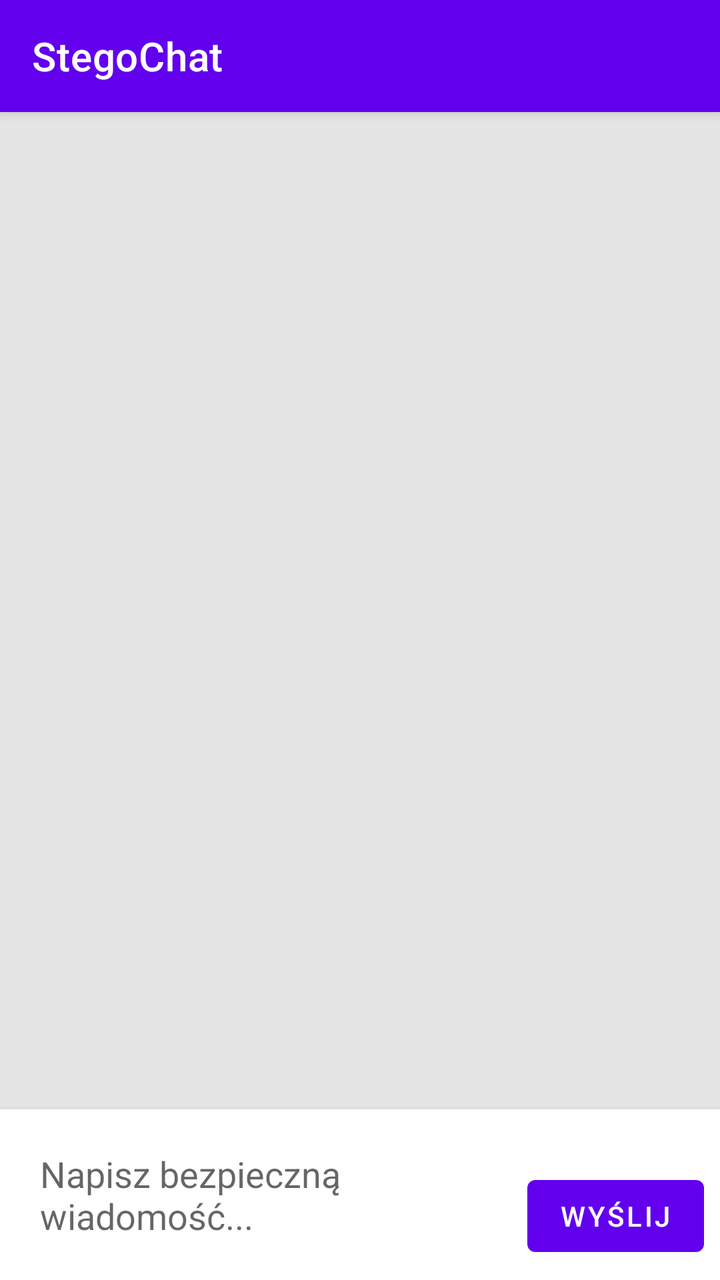
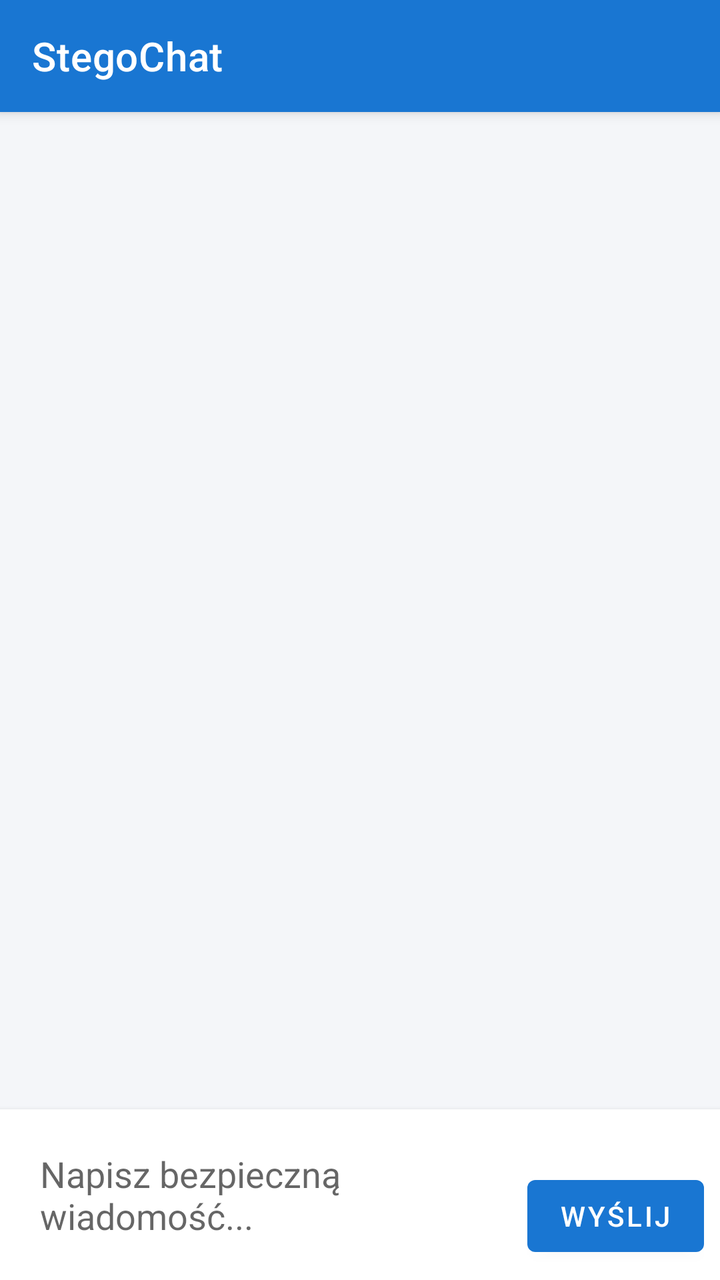

Before-and-after screenshots of an Android layout around one commit, followed by the original layout XML and the change that was made.
<!-- AndroidManifest.xml: application theme Theme.StegoChat -->
<!-- res/layout/activity_main.xml -->
<?xml version="1.0" encoding="utf-8"?>
<androidx.constraintlayout.widget.ConstraintLayout
    xmlns:android="http://schemas.android.com/apk/res/android"
    xmlns:app="http://schemas.android.com/apk/res-auto"
    xmlns:tools="http://schemas.android.com/tools"
    android:layout_width="match_parent"
    android:layout_height="match_parent"
    android:background="#E5E5E5"
    android:fitsSystemWindows="true"
    tools:context=".MainActivity">

    
    <androidx.appcompat.widget.Toolbar
        android:id="@+id/toolbar"
        android:layout_width="0dp"
        android:layout_height="?attr/actionBarSize"
        android:background="?attr/colorPrimary"
        android:elevation="4dp"
        android:theme="@style/ThemeOverlay.AppCompat.Dark.ActionBar"
        app:title="StegoChat"
        app:layout_constraintTop_toTopOf="parent"
        app:layout_constraintStart_toStartOf="parent"
        app:layout_constraintEnd_toEndOf="parent" />

    <androidx.recyclerview.widget.RecyclerView
        android:id="@+id/chatRecyclerView"
        android:layout_width="0dp"
        android:layout_height="0dp"
        android:padding="8dp"
        android:clipToPadding="false"
        app:layout_constraintTop_toBottomOf="@+id/toolbar"
        app:layout_constraintBottom_toTopOf="@+id/inputLayout"
        app:layout_constraintStart_toStartOf="parent"
        app:layout_constraintEnd_toEndOf="parent" />

    <LinearLayout
        android:id="@+id/inputLayout"
        android:layout_width="0dp"
        android:layout_height="wrap_content"
        android:orientation="horizontal"
        android:padding="8dp"
        android:background="#FFFFFF"
        android:elevation="4dp"
        app:layout_constraintBottom_toBottomOf="parent"
        app:layout_constraintStart_toStartOf="parent"
        app:layout_constraintEnd_toEndOf="parent">

        <EditText
            android:id="@+id/messageEditText"
            android:layout_width="0dp"
            android:layout_height="wrap_content"
            android:layout_weight="1"
            android:hint="Napisz bezpieczną wiadomość..."
            android:inputType="textMultiLine"
            android:maxLines="4"
            android:background="@android:color/transparent"
            android:padding="12dp" />

        <Button
            android:id="@+id/sendButton"
            android:layout_width="wrap_content"
            android:layout_height="wrap_content"
            android:text="Wyślij"
            android:layout_gravity="bottom"
            android:layout_marginStart="8dp" />
    </LinearLayout>
</androidx.constraintlayout.widget.ConstraintLayout>
<!-- resources referenced by this layout -->
<resources>
  <style name="Theme.StegoChat" parent="Theme.MaterialComponents.DayNight.NoActionBar">
          
          <item name="colorPrimary">@color/purple_500</item>
          <item name="colorPrimaryVariant">@color/purple_700</item>
          <item name="colorOnPrimary">@color/white</item>
  
          
          <item name="windowNoTitle">true</item>
          <item name="windowActionBar">false</item>
      </style>
  <color name="purple_500">#FF6200EE</color>
  <color name="purple_700">#FF3700B3</color>
  <color name="white">#FFFFFFFF</color>
</resources>

<!-- the commit's change to res/layout/activity_main.xml (unified diff, before → after) -->
@@ -5,7 +5,7 @@
     xmlns:tools="http://schemas.android.com/tools"
     android:layout_width="match_parent"
     android:layout_height="match_parent"
-    android:background="#E5E5E5"
+    android:background="?android:attr/windowBackground"
     android:fitsSystemWindows="true"
     tools:context=".MainActivity">
 
@@ -39,7 +39,7 @@
         android:layout_height="wrap_content"
         android:orientation="horizontal"
         android:padding="8dp"
-        android:background="#FFFFFF"
+        android:background="?attr/colorSurface"
         android:elevation="4dp"
         app:layout_constraintBottom_toBottomOf="parent"
         app:layout_constraintStart_toStartOf="parent"
@@ -51,6 +51,8 @@
             android:layout_height="wrap_content"
             android:layout_weight="1"
             android:hint="Napisz bezpieczną wiadomość..."
+            android:textColor="?android:attr/textColorPrimary"
+            android:textColorHint="?android:attr/textColorSecondary"
             android:inputType="textMultiLine"
             android:maxLines="4"
             android:background="@android:color/transparent"
<!-- resource entries referenced after the edit -->
@@ -1,17 +1,18 @@
 <!-- resources referenced by this layout -->
 <resources>
   <style name="Theme.StegoChat" parent="Theme.MaterialComponents.DayNight.NoActionBar">
-          
-          <item name="colorPrimary">@color/purple_500</item>
-          <item name="colorPrimaryVariant">@color/purple_700</item>
-          <item name="colorOnPrimary">@color/white</item>
-  
-          
+          <item name="colorPrimary">@color/colorPrimary</item>
+          <item name="colorPrimaryVariant">@color/colorPrimaryVariant</item>
+          <item name="colorOnPrimary">@color/colorOnPrimary</item>
+          <item name="android:windowBackground">@color/windowBackgroundLight</item>
+          <item name="colorSurface">@color/surfaceLight</item>
           <item name="windowNoTitle">true</item>
           <item name="windowActionBar">false</item>
       </style>
-  <color name="purple_500">#FF6200EE</color>
-  <color name="purple_700">#FF3700B3</color>
-  <color name="white">#FFFFFFFF</color>
+  <color name="colorPrimary">#1976D2</color>
+  <color name="colorPrimaryVariant">#115293</color>
+  <color name="colorOnPrimary">#FFFFFF</color>
+  <color name="windowBackgroundLight">#F4F6F9</color>
+  <color name="surfaceLight">#FFFFFF</color>
 </resources>
 
